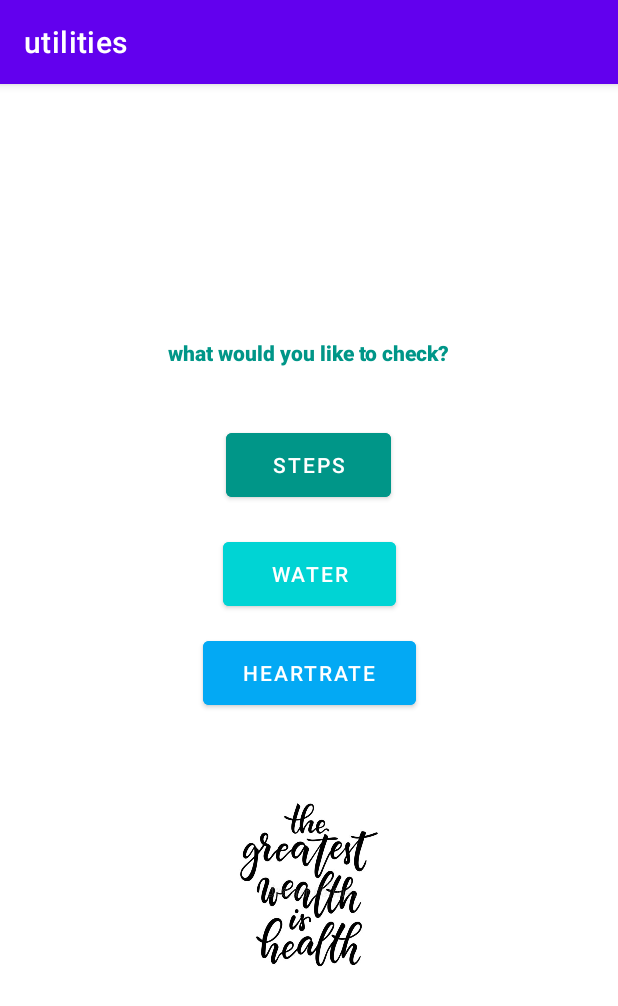
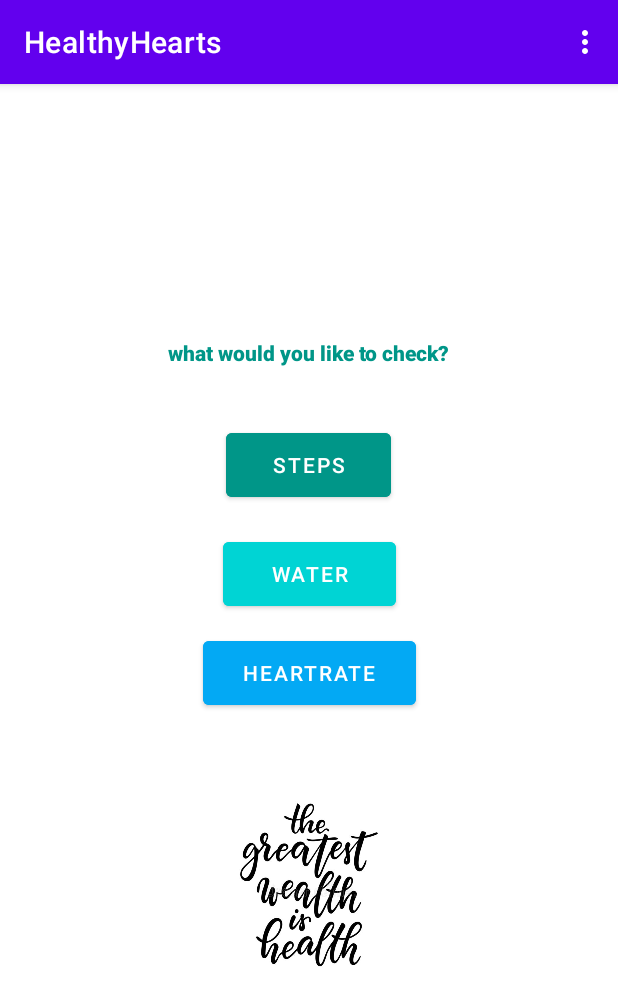
Before and after one commit to shamsknani/utilities, an Android app: the AllActivity screen opened directly, with no data from a screen before it, on a phone screen of 412 x 824 dp. Shown: the top 1006 px of the screen. Run offline under Robolectric (Android 15) with nearby library versions, the phone set to English and light mode, and no system bars.

```diff
--- a/app/src/main/java/com/example/utilities/AllActivity.java
+++ b/app/src/main/java/com/example/utilities/AllActivity.java
@@ -1,9 +1,13 @@
 package com.example.utilities;
 
+import androidx.appcompat.app.ActionBar;
 import androidx.appcompat.app.AppCompatActivity;
 
 import android.content.Intent;
 import android.os.Bundle;
+import android.view.Menu;
+import android.view.MenuInflater;
+import android.view.MenuItem;
 import android.view.View;
 
 public class AllActivity extends AppCompatActivity {
@@ -12,18 +16,60 @@ public class AllActivity extends AppCompatActivity {
     protected void onCreate(Bundle savedInstanceState) {
         super.onCreate(savedInstanceState);
         setContentView(R.layout.activity_all);
+
+        ActionBar actionBar = getSupportActionBar();
+
+        actionBar.setTitle("HealthyHearts");
+        actionBar.setDisplayUseLogoEnabled(true);
+        actionBar.setDisplayShowHomeEnabled(true);
+
     }
+
     public void gotowater(View view) {
-        Intent i = new Intent(this,WaterIntake.class);
-        startActivity(i);
-    }
-    public void gotoSteps(View view) {
-        Intent i = new Intent(this,Steps.class);
+        Intent i = new Intent(this, WaterIntake.class);
         startActivity(i);
     }
 
-    public void gotoHeartrate(View view) {  Intent i = new Intent(this,HeartRate.class);
+    public void gotoSteps(View view) {
+        Intent i = new Intent(this, Steps.class);
         startActivity(i);
     }
 
+    public void gotoHeartrate(View view) {
+        Intent i = new Intent(this, HeartRate.class);
+        startActivity(i);
+    }
+
+
+    @Override
+    public boolean onCreateOptionsMenu(Menu menu) {
+        MenuInflater inflater = getMenuInflater();
+        inflater.inflate(R.menu.toolbar, menu);
+        return true;
+    }
+
+    @Override
+    public boolean onOptionsItemSelected(MenuItem item) {
+        switch (item.getItemId()) {
+            //case R.id.miSearch:
+            // User chose the "Settings" item, show the app settings UI...
+            //return true;
+
+            case R.id.miProfile:
+                // User chose the "Favorite" action, mark the current item
+                // as a favorite...
+                return true;
+
+            case R.id.miSettings:
+
+                return true;
+
+            default:
+                // If we got here, the user's action was not recognized.
+                // Invoke the superclass to handle it.
+                return super.onOptionsItemSelected(item);
+
+        }
+
+    }
 }
--- a/app/src/main/java/com/example/utilities/WaterIntake.java
+++ b/app/src/main/java/com/example/utilities/WaterIntake.java
@@ -20,7 +20,7 @@ public class WaterIntake extends AppCompatActivity {
     protected void onCreate(Bundle savedInstanceState) {
         super.onCreate(savedInstanceState);
         setContentView(R.layout.activity_water_intake);
-        EditText editTextTextPersonName2 = findViewById(R.id.editTextTextPersonName2);
+        editTextTextPersonName2 = findViewById(R.id.editTextTextPersonName2);
     }
 
     public void checkwater(View view) {
@@ -39,7 +39,7 @@ public class WaterIntake extends AppCompatActivity {
                 msg = "YOU DRANK ENOUGH WATER, GOOD JOB!";
             }
 
-            Toast.makeText(getApplicationContext(), msg, Toast.LENGTH_SHORT).show();
+            Toast.makeText(getApplicationContext(), msg, Toast.LENGTH_LONG).show();
         }
     }
     }
--- /dev/null
+++ b/app/src/main/res/menu/toolbar.xml
@@ -0,0 +1,16 @@
+<?xml version="1.0" encoding="utf-8"?>
+<menu xmlns:android="http://schemas.android.com/apk/res/android"
+    xmlns:app="http://schemas.android.com/apk/res-auto">
+
+    <item
+        android:id="@+id/miProfile"
+        app:showAsAction="never"
+        android:title="signout">
+
+    </item>
+    <item
+        android:id="@+id/miSettings"
+        app:showAsAction="never"
+        android:title="Settings">
+    </item>
+</menu>
```
